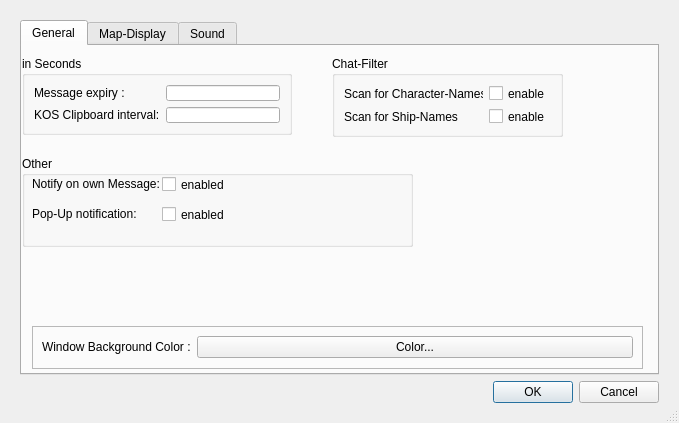
Qt form src/vi/ui/Settings.ui (Subtalime/vintel) before a commit.
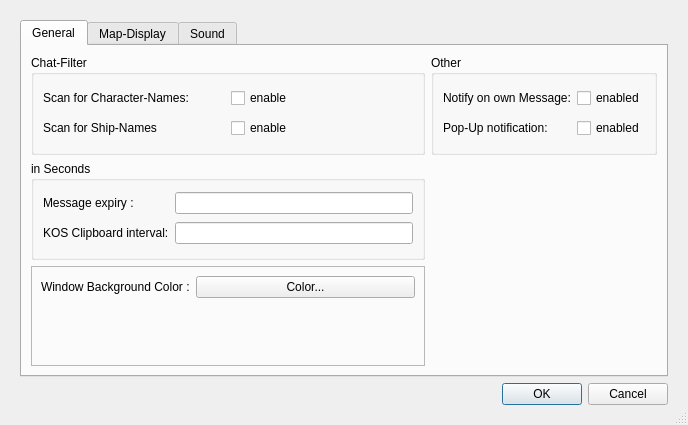
The same form after that commit. The open tabs and pages were chosen to show the change.

```diff
--- a/src/vi/ui/Settings.ui
+++ b/src/vi/ui/Settings.ui
@@ -6,8 +6,8 @@
    <rect>
     <x>0</x>
     <y>0</y>
-    <width>679</width>
-    <height>423</height>
+    <width>688</width>
+    <height>425</height>
    </rect>
   </property>
   <property name="windowTitle">
@@ -23,59 +23,15 @@
       <item>
        <widget class="QTabWidget" name="tabWidget">
         <property name="currentIndex">
-         <number>1</number>
+         <number>0</number>
         </property>
-        <widget class="QWidget" name="tab_1">
+        <widget class="QWidget" name="tab_general">
          <attribute name="title">
           <string>General</string>
          </attribute>
-         <widget class="QGroupBox" name="groupBox">
-          <property name="geometry">
-           <rect>
-            <x>0</x>
-            <y>10</y>
-            <width>270</width>
-            <height>79</height>
-           </rect>
-          </property>
-          <property name="title">
-           <string>in Seconds</string>
-          </property>
-          <property name="flat">
-           <bool>true</bool>
-          </property>
-          <layout class="QGridLayout" name="gridLayout_3">
-           <item row="0" column="0">
-            <widget class="QLabel" name="label">
-             <property name="text">
-              <string>Message expiry :</string>
-             </property>
-            </widget>
-           </item>
-           <item row="0" column="1">
-            <widget class="QLineEdit" name="txtMessageExpiry"/>
-           </item>
-           <item row="1" column="0">
-            <widget class="QLabel" name="label_2">
-             <property name="text">
-              <string>KOS Clipboard interval:</string>
-             </property>
-            </widget>
-           </item>
-           <item row="1" column="1">
-            <widget class="QLineEdit" name="txtKosInterval"/>
-           </item>
-          </layout>
-         </widget>
+         <layout class="QGridLayout" name="gridLayout_6">
+          <item row="3" column="0">
          <widget class="QFrame" name="frame">
-          <property name="geometry">
-           <rect>
-            <x>10</x>
-            <y>280</y>
-            <width>611</width>
-            <height>43</height>
-           </rect>
-          </property>
           <property name="frameShape">
            <enum>QFrame::StyledPanel</enum>
           </property>
@@ -99,15 +55,9 @@
            </item>
           </layout>
          </widget>
+          </item>
+          <item row="0" column="0">
          <widget class="QGroupBox" name="groupBox_2">
-          <property name="geometry">
-           <rect>
-            <x>310</x>
-            <y>10</y>
-            <width>231</width>
-            <height>81</height>
-           </rect>
-          </property>
           <property name="title">
            <string>Chat-Filter</string>
           </property>
@@ -145,88 +95,88 @@
            </item>
           </layout>
          </widget>
+          </item>
+          <item row="0" column="1">
          <widget class="QGroupBox" name="groupBox_4">
-          <property name="geometry">
-           <rect>
-            <x>0</x>
-            <y>110</y>
-            <width>391</width>
-            <height>91</height>
-           </rect>
-          </property>
           <property name="title">
            <string>Other</string>
           </property>
           <property name="flat">
            <bool>true</bool>
           </property>
+            <layout class="QGridLayout" name="gridLayout_5">
+             <item row="1" column="1">
+              <widget class="QCheckBox" name="checkNotifyOwn">
+               <property name="text">
+                <string>enabled</string>
+               </property>
+              </widget>
+             </item>
+             <item row="1" column="0">
           <widget class="QLabel" name="label_6">
-           <property name="geometry">
-            <rect>
-             <x>10</x>
-             <y>20</y>
-             <width>141</width>
-             <height>16</height>
-            </rect>
-           </property>
            <property name="text">
             <string>Notify on own Message:</string>
            </property>
           </widget>
-          <widget class="QCheckBox" name="checkNotifyOwn">
-           <property name="geometry">
-            <rect>
-             <x>140</x>
-             <y>20</y>
-             <width>70</width>
-             <height>17</height>
-            </rect>
-           </property>
-           <property name="text">
-            <string>enabled</string>
-           </property>
-          </widget>
-          <widget class="QCheckBox" name="checkPopupNotification">
-           <property name="geometry">
-            <rect>
-             <x>140</x>
-             <y>50</y>
-             <width>70</width>
-             <height>17</height>
-            </rect>
-           </property>
-           <property name="text">
-            <string>enabled</string>
-           </property>
-          </widget>
+             </item>
+             <item row="2" column="0">
           <widget class="QLabel" name="label_7">
-           <property name="geometry">
-            <rect>
-             <x>10</x>
-             <y>50</y>
-             <width>121</width>
-             <height>16</height>
-            </rect>
-           </property>
            <property name="text">
             <string>Pop-Up notification:</string>
            </property>
           </widget>
-         </widget>
-        </widget>
-        <widget class="QWidget" name="tab">
+             </item>
+             <item row="2" column="1">
+              <widget class="QCheckBox" name="checkPopupNotification">
+               <property name="text">
+                <string>enabled</string>
+               </property>
+              </widget>
+             </item>
+            </layout>
+           </widget>
+          </item>
+          <item row="1" column="0">
+           <widget class="QGroupBox" name="groupBox">
+            <property name="title">
+             <string>in Seconds</string>
+            </property>
+            <property name="flat">
+             <bool>true</bool>
+            </property>
+            <layout class="QGridLayout" name="gridLayout_3">
+             <item row="0" column="0">
+              <widget class="QLabel" name="label">
+               <property name="text">
+                <string>Message expiry :</string>
+               </property>
+              </widget>
+             </item>
+             <item row="0" column="1">
+              <widget class="QLineEdit" name="txtMessageExpiry"/>
+             </item>
+             <item row="1" column="0">
+              <widget class="QLabel" name="label_2">
+               <property name="text">
+                <string>KOS Clipboard interval:</string>
+               </property>
+              </widget>
+             </item>
+             <item row="1" column="1">
+              <widget class="QLineEdit" name="txtKosInterval"/>
+             </item>
+            </layout>
+           </widget>
+          </item>
+         </layout>
+        </widget>
+        <widget class="QWidget" name="tab_map_display">
          <attribute name="title">
           <string>Map-Display</string>
          </attribute>
-         <widget class="QGroupBox" name="groupBox_3">
-          <property name="geometry">
-           <rect>
-            <x>10</x>
-            <y>10</y>
-            <width>611</width>
-            <height>280</height>
-           </rect>
-          </property>
+         <layout class="QVBoxLayout" name="verticalLayout_3">
+          <item>
+           <widget class="QGroupBox" name="groupBoxMap">
           <property name="title">
            <string>Alert Settings</string>
           </property>
@@ -234,30 +184,32 @@
            <bool>true</bool>
           </property>
           <layout class="QGridLayout" name="gridLayout_4">
+             <item row="2" column="0">
+              <widget class="QPushButton" name="btnMapAddTime">
+               <property name="text">
+                <string>add Time</string>
+               </property>
+              </widget>
+             </item>
            <item row="0" column="0">
             <widget class="QComboBox" name="cmbAlertType"/>
            </item>
+             <item row="2" column="1">
+              <widget class="QPushButton" name="btnMapDelTime">
+               <property name="text">
+                <string>delete Time</string>
+               </property>
+              </widget>
+             </item>
            <item row="1" column="0" colspan="2">
             <widget class="QTableView" name="tableViewMap"/>
            </item>
-           <item row="2" column="0">
-            <widget class="QPushButton" name="pbMapAddTime">
-             <property name="text">
-              <string>add Time</string>
-             </property>
-            </widget>
-           </item>
-           <item row="2" column="1">
-            <widget class="QPushButton" name="pbMapDelTime">
-             <property name="text">
-              <string>delete Time</string>
-             </property>
-            </widget>
-           </item>
-          </layout>
-         </widget>
-        </widget>
-        <widget class="QWidget" name="tab_2">
+            </layout>
+           </widget>
+          </item>
+         </layout>
+        </widget>
+        <widget class="QWidget" name="tab_sound">
          <attribute name="title">
           <string>Sound</string>
          </attribute>
```
Lines whose indentation alone changed are shown as unchanged.
